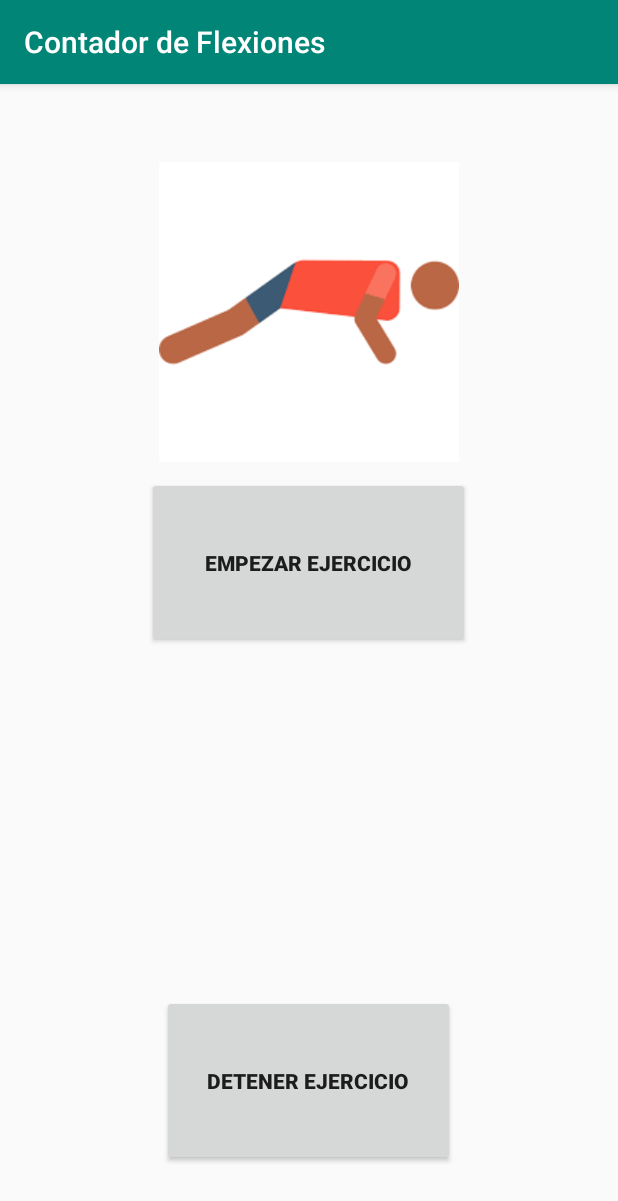
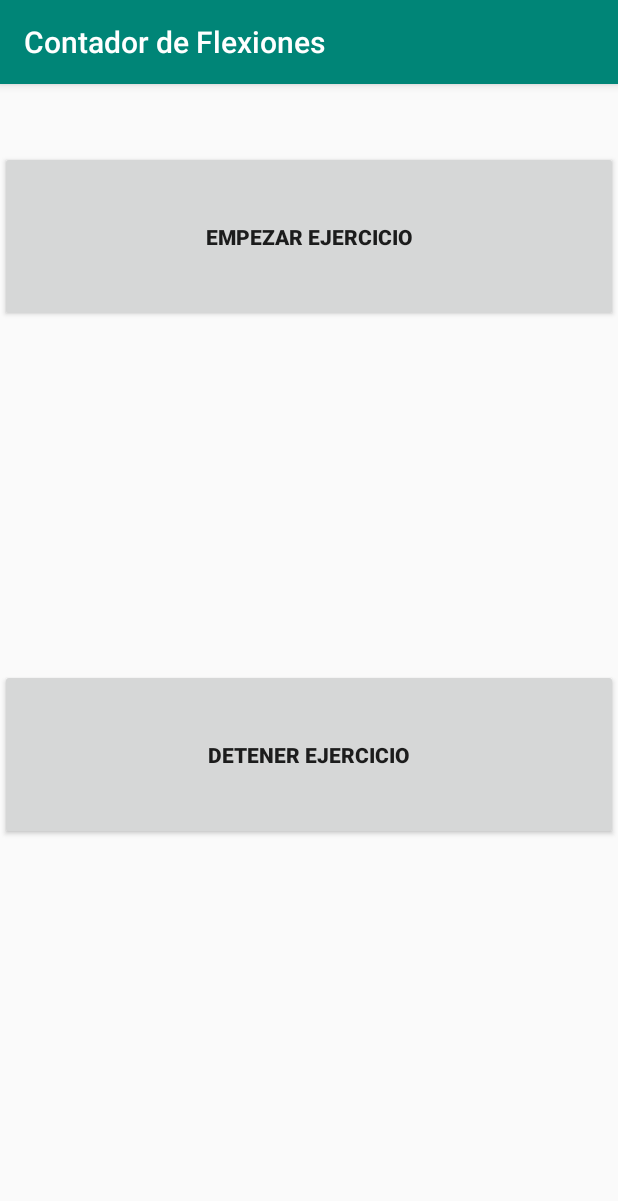
Before and after one commit to jesusveca/FitnessApp, an Android app: the Planchas screen opened directly, with no data from a screen before it, on a phone screen of 412 x 824 dp. Shown: the top 1201 px of the screen. Run offline under Robolectric (Android 15) with nearby library versions, the phone set to English and light mode, and no system bars.

```diff
--- a/app/src/main/java/app/fitness/fitnessapp/Planchas.java
+++ b/app/src/main/java/app/fitness/fitnessapp/Planchas.java
@@ -30,7 +30,7 @@ public class Planchas extends AppCompatActivity implements SensorEventListener,
 
         sensorManager = (SensorManager) getSystemService(SENSOR_SERVICE);
         assert sensorManager != null;
-        luz = sensorManager.getDefaultSensor(Sensor.TYPE_LIGHT);
+        luz = sensorManager.getDefaultSensor(Sensor.TYPE_PROXIMITY);
         simpleDetectorFlexiones = new DetectorFlexiones();
         simpleDetectorFlexiones.registerListener(this);
 
@@ -60,8 +60,9 @@ public class Planchas extends AppCompatActivity implements SensorEventListener,
     }
     @Override
     public void onSensorChanged(SensorEvent event) {
-        if (event.sensor.getType() == Sensor.TYPE_LIGHT) {
+        if (event.sensor.getType() == Sensor.TYPE_PROXIMITY) {
             simpleDetectorFlexiones.updateAccel(event.timestamp, event.values[0]);
+            //System.out.println(event.values[0]);
         }
     }
     @Override
@@ -89,7 +90,7 @@ class DetectorFlexiones {
     private static final int MAT_TAMANO = 50;
     private static final int LUZ_TAMANO = 10;
     private int contador = 0;
-    private static final float UMBRAL_FLEXIONES = 20f;  // cambiar este umbral de acuerdo a la sensibilidad
+    private static final float UMBRAL_FLEXIONES = 2.6f;  // cambiar este umbral de acuerdo a la sensibilidad
     private float[] MatX = new float[50];
     private long ultimoTimeNs = 0;
     private float estimadoAnterior = 0;
@@ -112,6 +113,7 @@ class DetectorFlexiones {
         promedio = Operaciones.suma(MatX) /  Math.min(contador, MAT_TAMANO);
 
         float estimadoActual = promedio;
+        System.out.println(estimadoActual);
 
         if (estimadoActual > UMBRAL_FLEXIONES && estimadoAnterior <= UMBRAL_FLEXIONES && (timeNs - ultimoTimeNs > STEP_DELAY_NS)) {
             listener.flexion(timeNs);
--- a/app/src/main/res/layout/activity_planchas.xml
+++ b/app/src/main/res/layout/activity_planchas.xml
@@ -12,21 +12,10 @@
         android:layout_width="match_parent"
         android:layout_height="42dp" />
 
-    <ImageView
-        android:id="@+id/img4"
-        android:layout_width="match_parent"
-        android:layout_height="200dp"
-        android:layout_margin="10dp"
-        android:src="@drawable/plancha"
-        android:contentDescription="@string/image_description"/>
-
-
-
-
     <LinearLayout
         android:layout_width="match_parent"
         android:layout_height="120dp"
-        android:orientation="horizontal">
+        android:orientation="vertical">
 
         <Space
             android:layout_width="wrap_content"
@@ -35,7 +24,7 @@
 
         <Button
             android:id="@+id/btn_start_planchas"
-            android:layout_width="215dp"
+            android:layout_width="match_parent"
             android:layout_height="114dp"
             android:text="Empezar Ejercicio"
             android:textStyle="bold" />
@@ -55,7 +44,7 @@
         android:layout_width="match_parent"
         android:layout_height="104dp"
         android:gravity="center"
-        android:textSize="80sp" />
+        android:textSize="30sp" />
 
     <Space
         android:layout_width="match_parent"
@@ -64,7 +53,7 @@
     <LinearLayout
         android:layout_width="match_parent"
         android:layout_height="120dp"
-        android:orientation="horizontal">
+        android:orientation="vertical">
 
         <Space
             android:layout_width="wrap_content"
@@ -73,7 +62,7 @@
 
         <Button
             android:id="@+id/btn_stop_planchas"
-            android:layout_width="195dp"
+            android:layout_width="match_parent"
             android:layout_height="114dp"
             android:text="Detener Ejercicio"
             android:textStyle="bold" />
```
Also changed, not shown: app/src/main/java/app/fitness/fitnessapp/Brazos.java (+52 -30 lines), app/src/main/res/layout/activity_brazos.xml (+2 -9 lines), app/src/main/res/layout/activity_main.xml (+8 -45 lines), app/src/main/res/layout/activity_pasos.xml (+1 -8 lines).
